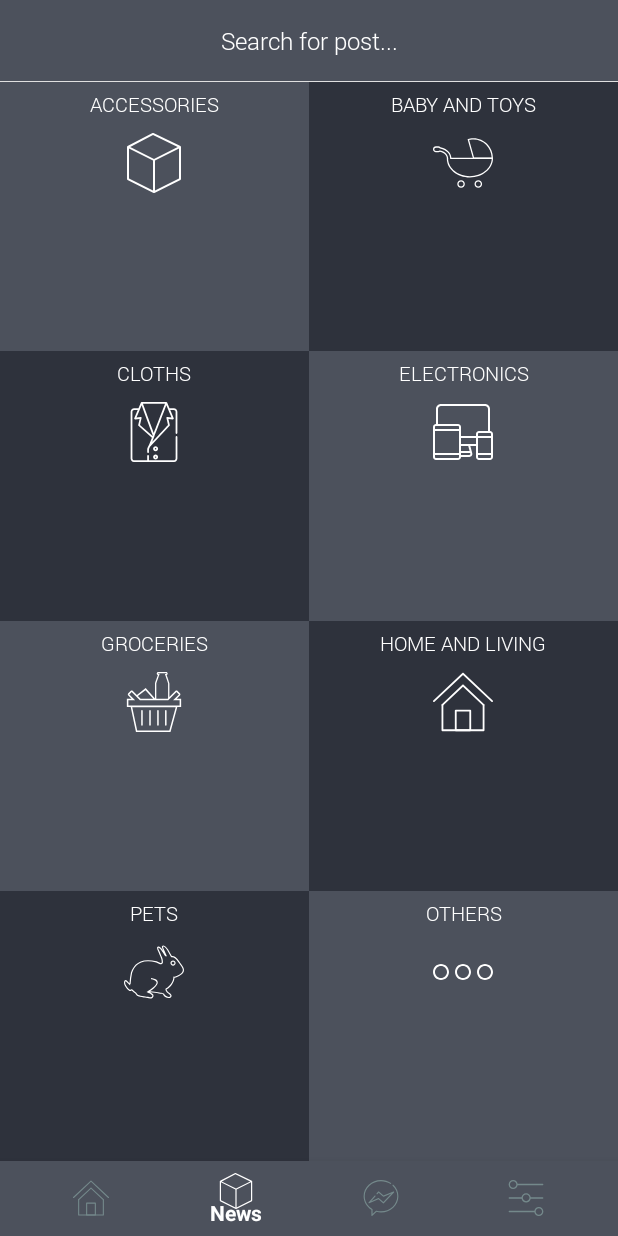
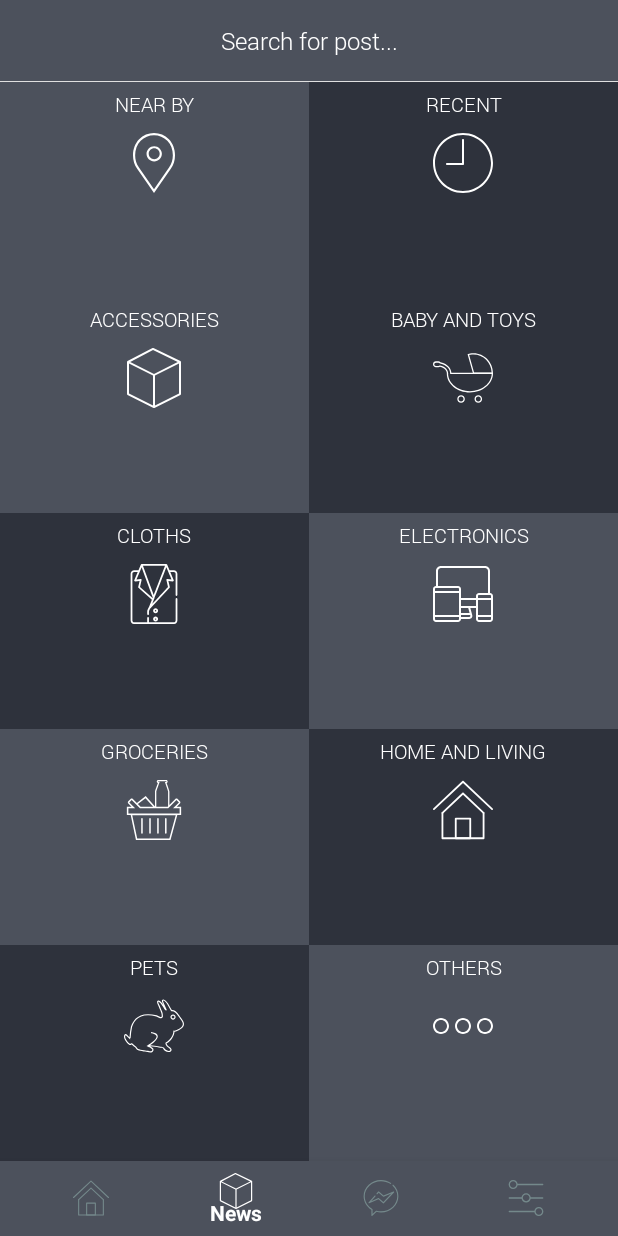
Before and after one commit to thanh-ha-van/pikerFree, an Android app: the screen it shows after launch once a user with an empty profile is signed in (MainActivity), on a phone screen of 412 x 824 dp. Run offline under Robolectric (Android 15) with nearby library versions, the phone set to English and light mode, and no system bars; our stand-ins replace ButterKnife, CircleImageView, Firebase (no records; nobody signed in at launch, a user with empty details on screens opened directly); pictures from the network do not load; 1 statement that could not run was skipped.

Commit message:
refactor UI

```diff
--- a/app/src/main/java/ha/thanh/pikerfree/activities/editProfile/EditProfileActivity.java
+++ b/app/src/main/java/ha/thanh/pikerfree/activities/editProfile/EditProfileActivity.java
@@ -104,7 +104,7 @@ public class EditProfileActivity extends AppCompatActivity implements EditProfil
             Glide.with(this)
                     .load(imgFile)
                     .apply(new RequestOptions()
-                            .placeholder(R.drawable.file)
+                            .placeholder(R.drawable.loading)
                             .centerCrop()
                             .dontAnimate()
                             .override(160, 160)
--- a/app/src/main/java/ha/thanh/pikerfree/adapters/ImagePickerAdapter.java
+++ b/app/src/main/java/ha/thanh/pikerfree/adapters/ImagePickerAdapter.java
@@ -67,7 +67,7 @@ public class ImagePickerAdapter extends RecyclerView.Adapter<ImagePickerAdapter.
             Glide.with(context)
                     .load(imgFile)
                     .apply(new RequestOptions()
-                            .placeholder(R.drawable.file)
+                            .placeholder(R.drawable.add)
                             .centerCrop()
                             .dontAnimate()
                             .override(120, 160)
--- a/app/src/main/java/ha/thanh/pikerfree/adapters/ImageSlideAdapter.java
+++ b/app/src/main/java/ha/thanh/pikerfree/adapters/ImageSlideAdapter.java
@@ -42,8 +42,7 @@ public class ImageSlideAdapter extends PagerAdapter {
         Glide.with(this.mContext)
                 .load(mList.get(position))
                 .apply(new RequestOptions()
-                        .placeholder(R.drawable.file)
-                        .error(R.drawable.action_button_bg)
+                        .placeholder(R.drawable.loading)
                         .centerCrop()
                         .dontAnimate()
                         .override(400, 300)
--- a/app/src/main/java/ha/thanh/pikerfree/adapters/PostAdapter.java
+++ b/app/src/main/java/ha/thanh/pikerfree/adapters/PostAdapter.java
@@ -27,12 +27,15 @@ public class PostAdapter extends RecyclerView.Adapter<PostAdapter.MyViewHolder>
     private List<Post> dataSet;
     private ItemClickListener mClickListener;
     private Context mConText;
+    private double lat;
+    private double lng;
 
-
-    public PostAdapter(Context context, List<Post> dataSet, ItemClickListener listener) {
+    public PostAdapter(Context context, List<Post> dataSet, ItemClickListener listener, double lat, double lng) {
         this.dataSet = dataSet;
         this.mConText = context;
         this.mClickListener = listener;
+        this.lat = lat;
+        this.lng = lng;
     }
 
     class MyViewHolder extends RecyclerView.ViewHolder implements View.OnClickListener {
@@ -45,6 +48,8 @@ public class PostAdapter extends RecyclerView.Adapter<PostAdapter.MyViewHolder>
         TextView tvDay;
         @BindView(R.id.tv_status)
         TextView tvStatus;
+        @BindView(R.id.tv_distance)
+        TextView tvDistance;
 
         MyViewHolder(View view) {
             super(view);
@@ -72,11 +77,10 @@ public class PostAdapter extends RecyclerView.Adapter<PostAdapter.MyViewHolder>
     public void onBindViewHolder(final MyViewHolder holder, final int position) {
 
         Post post = dataSet.get(position);
-
+        holder.tvDistance.setText(Utils.getDistance(lat, lng, post.getLat(), post.getLng()));
         holder.tvTitle.setText(post.getTitle());
         holder.tvDay.setText(Utils.getTimeString(post.getTimePosted()));
         holder.tvStatus.setText(getTextFromStatus(post.getStatus()));
-        holder.tvStatus.setBackground(getDrawFromStatus(post.getStatus()));
         FirebaseStorage
                 .getInstance()
                 .getReference()
@@ -89,11 +93,10 @@ public class PostAdapter extends RecyclerView.Adapter<PostAdapter.MyViewHolder>
                         Glide.with(mConText)
                                 .load(uri)
                                 .apply(new RequestOptions()
-                                        .placeholder(R.drawable.file)
-                                        .error(R.drawable.action_button_bg)
+                                        .placeholder(R.drawable.loading)
                                         .centerCrop()
                                         .dontAnimate()
-                                        .override(400, 300)
+                                        .override(380, 240)
                                         .dontTransform())
                                 .into(holder.imgPostImage);
                     }
--- a/app/src/main/java/ha/thanh/pikerfree/fragments/home/HomeFragment.java
+++ b/app/src/main/java/ha/thanh/pikerfree/fragments/home/HomeFragment.java
@@ -64,8 +64,12 @@ public class HomeFragment extends Fragment
 
     private void initView() {
 
-        adapter = new PostAdapter(this.getContext(), homePresenter.getPostList(), this);
-        LinearLayoutManager layoutManager = new LinearLayoutManager(getActivity(), LinearLayoutManager.VERTICAL, false);
+        adapter = new PostAdapter(this.getContext(),
+                homePresenter.getPostList(),
+                this, homePresenter.getUserLat(),
+                homePresenter.getUserLng());
+        LinearLayoutManager layoutManager =
+                new LinearLayoutManager(getActivity(), LinearLayoutManager.VERTICAL, false);
         rvPost.setLayoutManager(layoutManager);
         rvPost.setAdapter(adapter);
 
@@ -107,7 +111,7 @@ public class HomeFragment extends Fragment
             Glide.with(this)
                     .load(imgFile)
                     .apply(new RequestOptions()
-                            .placeholder(R.drawable.file)
+                            .placeholder(R.drawable.loading)
                             .centerCrop()
                             .dontAnimate()
                             .override(160, 160)
--- a/app/src/main/java/ha/thanh/pikerfree/fragments/home/HomeModel.java
+++ b/app/src/main/java/ha/thanh/pikerfree/fragments/home/HomeModel.java
@@ -4,12 +4,16 @@ import android.content.Context;
 import android.content.SharedPreferences;
 
 import ha.thanh.pikerfree.constants.Constants;
+import ha.thanh.pikerfree.services.GPSTracker;
 
 class HomeModel {
     private SharedPreferences sharedPreferences;
+    private GPSTracker gpsTracker;
 
     HomeModel(Context context) {
+        this.gpsTracker = new GPSTracker(context);
         sharedPreferences = context.getSharedPreferences(Constants.SETTING_CONFIG, Context.MODE_PRIVATE);
+
     }
 
     String getUserNameStringFromSharePf() {
@@ -25,6 +29,14 @@ class HomeModel {
         return sharedPreferences.getString(Constants.USER_PROFILE_PIC_PATH, "");
     }
 
+    double getUserLat() {
+        return gpsTracker.getLatitude();
+    }
+
+    double getUserLng() {
+        return gpsTracker.getLongitude();
+    }
+
     String getUserIdFromSharePf() {
         return sharedPreferences.getString(Constants.USER_ID, "");
     }
--- a/app/src/main/java/ha/thanh/pikerfree/fragments/home/HomePresenter.java
+++ b/app/src/main/java/ha/thanh/pikerfree/fragments/home/HomePresenter.java
@@ -38,6 +38,15 @@ class HomePresenter {
         database = FirebaseDatabase.getInstance();
 
     }
+
+    double getUserLat() {
+        return mModel.getUserLat();
+    }
+
+    double getUserLng() {
+        return mModel.getUserLng();
+    }
+
 
     void loadAllMyPost() {
         postList.removeAll(getPostList());
--- a/app/src/main/java/ha/thanh/pikerfree/fragments/news/NewsFragment.java
+++ b/app/src/main/java/ha/thanh/pikerfree/fragments/news/NewsFragment.java
@@ -2,20 +2,14 @@ package ha.thanh.pikerfree.fragments.news;
 
 import android.os.Bundle;
 import android.support.v4.app.Fragment;
-import android.support.v7.widget.GridLayoutManager;
-import android.support.v7.widget.LinearLayoutManager;
-import android.support.v7.widget.RecyclerView;
 import android.view.LayoutInflater;
 import android.view.View;
 import android.view.ViewGroup;
-
-import butterknife.BindView;
 import butterknife.ButterKnife;
 import ha.thanh.pikerfree.R;
-import ha.thanh.pikerfree.adapters.TypeAdapter;
 
 public class NewsFragment extends Fragment
-        implements NewsInterface.RequiredViewOps, TypeAdapter.ItemClickListener {
+        implements NewsInterface.RequiredViewOps {
 
     NewsPresenter newsPresenter;
 
@@ -46,10 +40,6 @@ public class NewsFragment extends Fragment
 
     }
 
-    @Override
-    public void onItemClick(int position) {
-
-    }
 
     @Override
     public void onGetPostsDone() {
--- a/app/src/main/res/drawable/plate_brown_shade.xml
+++ b/app/src/main/res/drawable/plate_brown_shade.xml
@@ -2,5 +2,5 @@
 <shape xmlns:android="http://schemas.android.com/apk/res/android">
 
     <corners android:radius="20dp" />
-    <solid android:color="@color/whiteShade" />
+    <solid android:color="@color/white" />
 </shape>
--- a/app/src/main/res/layout/fragment_news.xml
+++ b/app/src/main/res/layout/fragment_news.xml
@@ -20,12 +20,75 @@
             android:hint="Search for post..."
             android:textColor="@color/white"
             android:textColorHint="@color/white"
-            android:textSize="16sp" />s
+            android:textSize="16sp" />
 
         <View
             android:layout_width="match_parent"
-            android:background="@color/gray"
-            android:layout_height="1px" />
+            android:layout_height="1px"
+            android:background="@color/gray" />
+
+        <LinearLayout
+            android:layout_width="match_parent"
+            android:layout_height="0dp"
+            android:layout_weight="1"
+            android:background="@color/colorPrimaryDark"
+            android:gravity="center"
+            android:orientation="horizontal">
+
+            <LinearLayout
+                android:layout_width="0dp"
+                android:layout_height="match_parent"
+                android:layout_weight="1"
+                android:background="@color/colorAccent"
+                android:orientation="vertical">
+
+                <ha.thanh.pikerfree.customviews.CustomTextView
+                    android:layout_width="match_parent"
+                    android:layout_height="wrap_content"
+                    android:layout_margin="6dp"
+                    android:gravity="center"
+                    android:text="Near by"
+                    android:textAllCaps="true"
+                    android:textColor="@color/white"
+                    android:textSize="13sp" />
+
+                <ImageView
+                    android:layout_width="40dp"
+                    android:layout_height="40dp"
+                    android:layout_gravity="center"
+                    android:layout_marginBottom="10dp"
+                    android:layout_marginTop="4dp"
+                    android:src="@drawable/ic_placeholder"
+                    android:tint="@color/white" />
+            </LinearLayout>
+
+            <LinearLayout
+                android:layout_width="0dp"
+                android:layout_height="match_parent"
+                android:layout_weight="1"
+                android:orientation="vertical">
+
+                <ha.thanh.pikerfree.customviews.CustomTextView
+                    android:layout_width="match_parent"
+                    android:layout_height="wrap_content"
+                    android:layout_margin="6dp"
+                    android:gravity="center"
+                    android:text="Recent"
+                    android:textAllCaps="true"
+                    android:textColor="@color/white"
+                    android:textSize="13sp" />
+
+                <ImageView
+                    android:layout_width="40dp"
+                    android:layout_height="40dp"
+                    android:layout_gravity="center"
+                    android:layout_marginBottom="10dp"
+                    android:layout_marginTop="4dp"
+                    android:src="@drawable/ic_time"
+                    android:tint="@color/white" />
+            </LinearLayout>
+
+        </LinearLayout>
 
         <LinearLayout
             android:layout_width="match_parent"
@@ -89,7 +152,6 @@
             </LinearLayout>
 
         </LinearLayout>
-
 
         <LinearLayout
             android:layout_width="match_parent"
--- a/app/src/main/res/layout/item_image_slide.xml
+++ b/app/src/main/res/layout/item_image_slide.xml
@@ -11,6 +11,6 @@
         android:layout_height="240dp"
         android:layout_gravity="center"
         android:adjustViewBounds="true"
-        android:background="@drawable/file"
+        android:background="@drawable/loading"
         android:scaleType="centerCrop" />
 </LinearLayout>
--- a/app/src/main/res/layout/item_images.xml
+++ b/app/src/main/res/layout/item_images.xml
@@ -10,14 +10,14 @@
         android:layout_width="160dp"
         android:layout_height="120dp"
         android:adjustViewBounds="true"
-        android:background="@drawable/file"
+        android:background="@drawable/add"
         android:scaleType="centerCrop" />
 
     <ha.thanh.pikerfree.customviews.CustomTextView
         android:id="@+id/text_uploading"
         android:layout_width="80dp"
         android:layout_height="20dp"
-        android:background="@drawable/plate_brown_shade"
+        android:background="@drawable/plate_green_shade"
         android:gravity="center"
         android:text="Uploading..."
         android:textColor="@color/white"
--- a/app/src/main/res/layout/view_yes_no_dialog.xml
+++ b/app/src/main/res/layout/view_yes_no_dialog.xml
@@ -5,7 +5,7 @@
     android:layout_gravity="center"
     android:layout_marginLeft="20dp"
     android:layout_marginRight="20dp"
-    android:background="@drawable/plate"
+    android:background="@drawable/plate_brown_shade"
     android:orientation="vertical"
     android:padding="20dp">
 
```
Also changed, not shown: app/src/main/java/ha/thanh/pikerfree/utils/Utils.java (+5 -6 lines), app/src/main/res/layout/item_post.xml (+50 -20 lines), app/src/main/res/drawable/add.png (added), app/src/main/res/drawable/file.png (deleted), app/src/main/res/drawable/loading.png.
